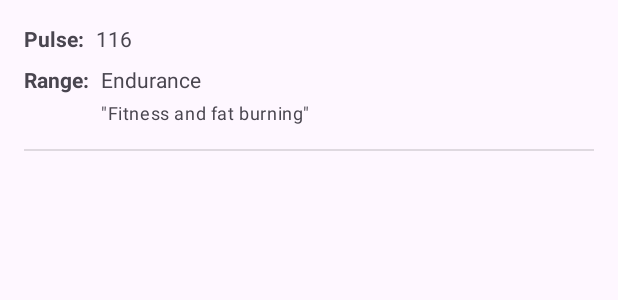
After one commit to CIS-3334-Mobile-at-St-Scholastica/unit3-heartraterecycler-java-f25-tmajaraunga, an Android app: the layout heartrate_row.xml on its own in the app's theme, with its tools: preview values and no code run, on a phone screen of 412 x 824 dp. The commit adds this screen. Shown: the top 300 px of the screen. Run offline under Robolectric (Android 15) with nearby library versions, the phone set to English and light mode, and no system bars.

Commit message:
Still a few errors but looks about right.

```diff
--- /dev/null
+++ b/app/src/main/res/layout/heartrate_row.xml
@@ -0,0 +1,69 @@
+<?xml version="1.0" encoding="utf-8"?>
+<androidx.constraintlayout.widget.ConstraintLayout xmlns:android="http://schemas.android.com/apk/res/android"
+    xmlns:app="http://schemas.android.com/apk/res-auto"
+    xmlns:tools="http://schemas.android.com/tools"
+    android:layout_width="match_parent"
+    android:layout_height="wrap_content"
+    android:padding="16dp">
+
+    <TextView
+        android:id="@+id/textViewPulseLabel"
+        android:layout_width="wrap_content"
+        android:layout_height="wrap_content"
+        android:text="Pulse:"
+        android:textStyle="bold"
+        app:layout_constraintStart_toStartOf="parent"
+        app:layout_constraintTop_toTopOf="parent" />
+
+    <TextView
+        android:id="@+id/textViewPulseValue"
+        android:layout_width="0dp"
+        android:layout_height="wrap_content"
+        android:layout_marginStart="8dp"
+        app:layout_constraintBaseline_toBaselineOf="@id/textViewPulseLabel"
+        app:layout_constraintStart_toEndOf="@id/textViewPulseLabel"
+        app:layout_constraintEnd_toEndOf="parent"
+        tools:text="116" />
+
+    <TextView
+        android:id="@+id/textViewRangeLabel"
+        android:layout_width="wrap_content"
+        android:layout_height="wrap_content"
+        android:layout_marginTop="8dp"
+        android:text="Range:"
+        android:textStyle="bold"
+        app:layout_constraintStart_toStartOf="parent"
+        app:layout_constraintTop_toBottomOf="@id/textViewPulseLabel" />
+
+    <TextView
+        android:id="@+id/textViewRangeValue"
+        android:layout_width="0dp"
+        android:layout_height="wrap_content"
+        android:layout_marginStart="8dp"
+        app:layout_constraintBaseline_toBaselineOf="@id/textViewRangeLabel"
+        app:layout_constraintStart_toEndOf="@id/textViewRangeLabel"
+        app:layout_constraintEnd_toEndOf="parent"
+        tools:text="Endurance" />
+
+    <TextView
+        android:id="@+id/textViewDescription"
+        android:layout_width="0dp"
+        android:layout_height="wrap_content"
+        android:layout_marginTop="4dp"
+        android:textAppearance="?attr/textAppearanceCaption"
+        app:layout_constraintStart_toStartOf="@id/textViewRangeValue"
+        app:layout_constraintEnd_toEndOf="parent"
+        app:layout_constraintTop_toBottomOf="@id/textViewRangeValue"
+        tools:text="&quot;Fitness and fat burning&quot;" />
+
+    <View
+        android:id="@+id/divider"
+        android:layout_width="match_parent"
+        android:layout_height="1dp"
+        android:layout_marginTop="16dp"
+        android:background="?android:attr/listDivider"
+        app:layout_constraintTop_toBottomOf="@id/textViewDescription"
+        app:layout_constraintStart_toStartOf="parent"
+        app:layout_constraintEnd_toEndOf="parent" />
+
+</androidx.constraintlayout.widget.ConstraintLayout>
```
Also changed, not shown: app/src/main/java/cis3334/java_heartrate_start/HeartrateAdapter.java (added, +79 -0 lines), app/src/main/java/cis3334/java_heartrate_start/HeartrateViewHolder.java (added, +40 -0 lines), app/src/main/java/cis3334/java_heartrate_start/MainActivity.java (+28 -7 lines).
